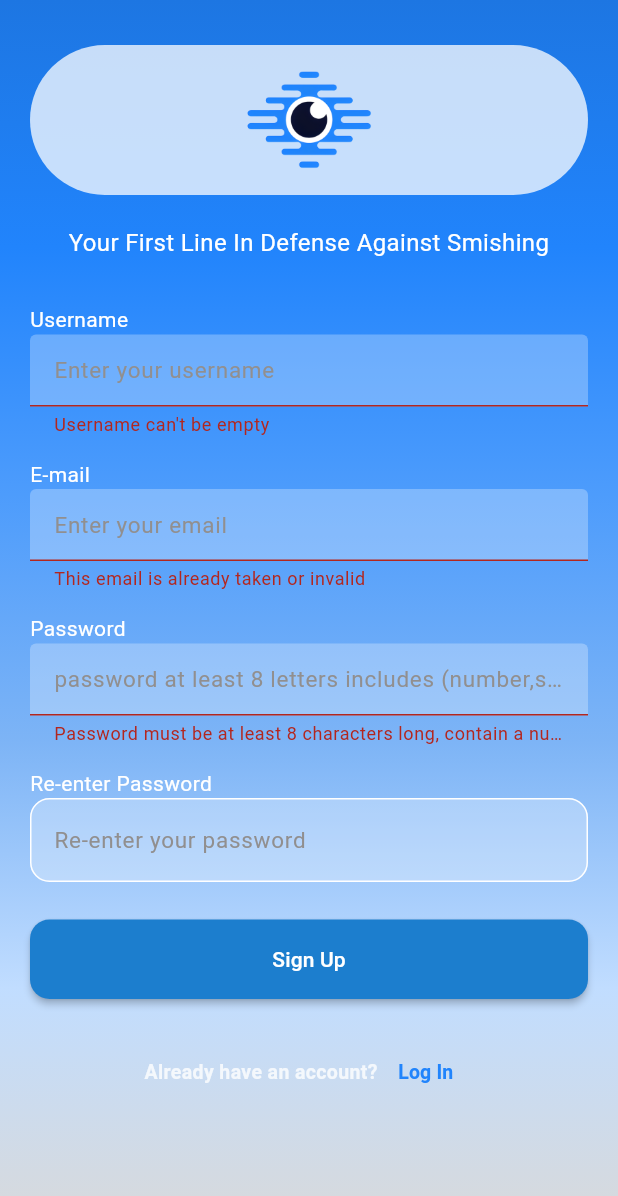
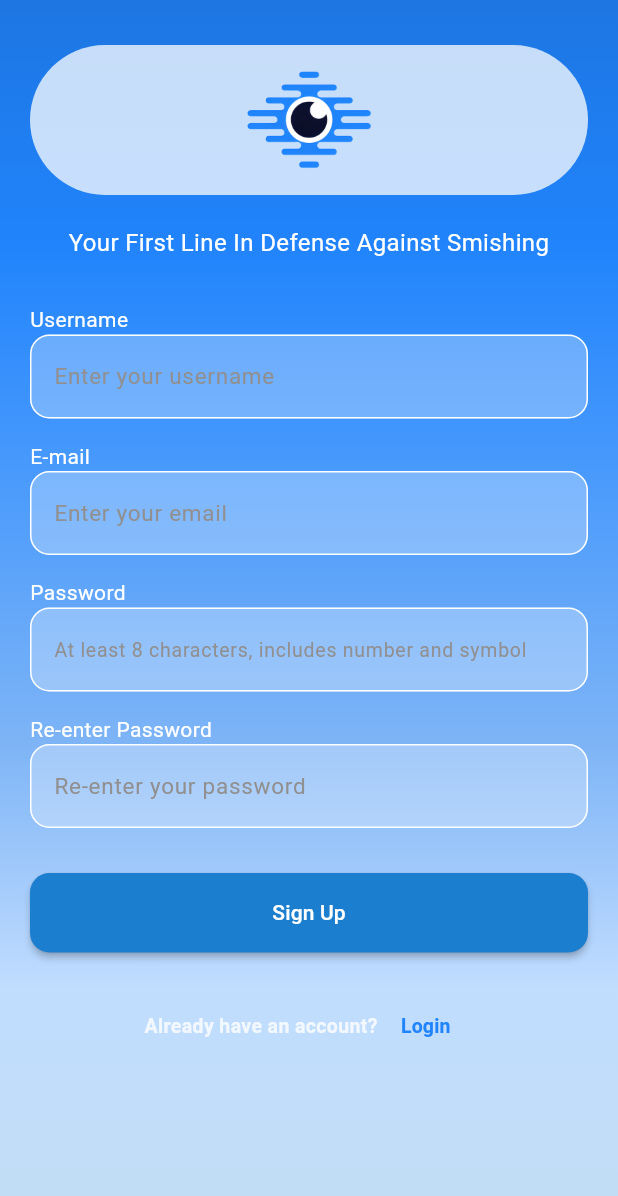
Before and after one commit to Salsheddi/2024-25_GP_7, a Flutter app: the SignUp screen opened directly, after a tap on "Sign Up", on a phone screen of 412 x 824 dp. Shown: the top 1196 px of the screen. Run offline on Flutter 3.47's test engine with Material 3 defaults, Android fonts, the phone set to English and light mode, and no system bars; our stand-ins replace cloud_firestore, curved_navigation_bar, firebase_auth, firebase_core, material_design_icons_flutter; accounts and stored records are empty.

Commit message:
log in and sign up latest modification

```diff
--- a/lib/Auth/SignUp.dart
+++ b/lib/Auth/SignUp.dart
@@ -30,6 +30,14 @@ class _SignUpState extends State<SignUp> {
 
   final _formKey = GlobalKey<FormState>();
 
+  // Track user interactions
+  bool hasUserInteractedWithUsername = false;
+  bool hasUserInteractedWithEmail = false;
+  bool hasUserInteractedWithPassword = false;
+  bool hasUserInteractedWithReenterPassword = false;
+
+  String emailErrorMessage = "";
+
   // Function to validate email
   bool isValidEmail(String email) {
     return RegExp(r'^[^@]+@[^@]+\.[^@]+').hasMatch(email);
@@ -48,76 +56,94 @@ class _SignUpState extends State<SignUp> {
     return regExp.hasMatch(password);
   }
 
-  // Function to show loading dialog
-  void _showLoadingDialog(BuildContext context) {
-    showDialog(
-      context: context,
-      barrierDismissible: false,
-      builder: (context) => Center(child: CircularProgressIndicator()),
-    );
-  }
-
-  void _signUp() async {
-    String username = usernameController.text.trim();
+  // Update validation status when typing
+  void updateValidation() {
+    setState(() {
       String email = emailController.text.trim();
       String password = passwordController.text.trim();
       String reenteredPassword = reenterPasswordController.text.trim();
 
-    // Validate form inputs
-    setState(() {
-      isUsernameValid = username.isNotEmpty;
-      isEmailValid = isValidEmail(email); // Validate format
+      if (hasUserInteractedWithUsername) {
+        isUsernameValid = usernameController.text.isNotEmpty;
+      }
+      if (hasUserInteractedWithPassword) {
         isPasswordValid = validatePasswordStructure(password);
+      }
+      if (hasUserInteractedWithReenterPassword) {
         isReenteredPasswordMatching = password == reenteredPassword;
+      }
+      if (hasUserInteractedWithEmail) {
+        isEmailValid = isValidEmail(email);
+        if (!isEmailValid && emailErrorMessage.isEmpty) {
+          emailErrorMessage = 'Please enter a valid email';
+        }
+      }
     });
-
-    // Check if any of the fields are invalid
-    if (!isUsernameValid ||
-        !isEmailValid ||
-        !isPasswordValid ||
-        !isReenteredPasswordMatching) {
-      return; // If there are validation issues, exit without trying to sign up
   }
 
-    try {
-      _showLoadingDialog(context);
-
-      // Check if the email is already in use via FirebaseAuth
-      List<String> signInMethods =
-          await _auth.fetchSignInMethodsForEmail(email);
-      if (signInMethods.isNotEmpty) {
-        // Email is already in use
-        setState(() {
-          isEmailValid = false; // Mark email as invalid
-        });
-        Navigator.pop(context); // Close the loading dialog
-        return;
+  // Loading dialog function
+  void showLoadingDialog() {
+    showDialog(
+      context: context,
+      barrierDismissible: false,
+      builder: (context) => Dialog(
+        backgroundColor: Colors.transparent,
+        child: Center(
+          child: CircularProgressIndicator(),
+        ),
+      ),
+    );
   }
 
-      // Proceed with user creation if email is valid and not in use
-      String hashedPassword = hashPassword(password);
-      UserCredential userCredential = await _auth
-          .createUserWithEmailAndPassword(email: email, password: password);
+  // Function to handle sign-up logic
+  Future<void> _signUp() async {
+  // Check if all fields are valid
+  if (usernameController.text.trim().isEmpty) {
+    setState(() {
+      isUsernameValid = false;
+    });
+    return; // Stop the signup process
+  } else {
+    setState(() {
+      isUsernameValid = true; // Username is valid if it is not empty
+    });
+  }
 
-      // Save user information in Firestore
+  if (isUsernameValid && isEmailValid && isPasswordValid && isReenteredPasswordMatching) {
+    showLoadingDialog(); // Show loading dialog when sign-up starts
+    try {
+      UserCredential userCredential = await _auth.createUserWithEmailAndPassword(
+        email: emailController.text.trim(),
+        password: passwordController.text.trim(),
+      );
+
       await _firestore.collection('users').doc(userCredential.user!.uid).set({
-        'uid': userCredential.user!.uid,
-        'username': username,
-        'email': email,
-        'password': hashedPassword,
+        'username': usernameController.text.trim(),
+        'email': emailController.text.trim(),
       });
 
       Navigator.pop(context); // Close the loading dialog
-      ScaffoldMessenger.of(context)
-          .showSnackBar(SnackBar(content: Text('Sign-up successful!')));
+      ScaffoldMessenger.of(context).showSnackBar(SnackBar(content: Text('Sign-up successful!')));
       Navigator.pushReplacement(
           context, MaterialPageRoute(builder: (context) => const Profile()));
-    } catch (e) {
-      Navigator.pop(context);
+    } on FirebaseAuthException catch (e) {
+      Navigator.pop(context); // Close the loading dialog
+      if (e.code == 'email-already-in-use') {
         setState(() {
-        // Handle other error cases (like general network issues)
-        isEmailValid = false; // Ensure red border for email field
+          isEmailValid = false;
+          emailErrorMessage = 'This email is already taken';
         });
+      } else if (e.code == 'invalid-email') {
+        setState(() {
+          isEmailValid = false;
+          emailErrorMessage = 'Please enter a valid email';
+        });
+      } else {
+        setState(() {
+          emailErrorMessage = 'An unknown error occurred';
+        });
+      }
+    }
   }
 }
 
@@ -135,7 +161,7 @@ class _SignUpState extends State<SignUp> {
               Color(0xFF4D9CFC),
               Color(0xFF7DB4F6),
               Color(0xFFC1DDFF),
-              Color(0xFFD9D9D9),
+              Color(0xFFC1DDF3),
             ],
           ),
         ),
@@ -144,7 +170,7 @@ class _SignUpState extends State<SignUp> {
           key: _formKey,
           child: ListView(
             children: [
-              SizedBox(height: 30), // padding above logo
+              SizedBox(height: 30),
               Container(
                 height: 100,
                 decoration: BoxDecoration(
@@ -174,15 +200,14 @@ class _SignUpState extends State<SignUp> {
                     color: Color.fromARGB(255, 145, 143, 143),
                     fontSize: 15,
                   ),
-                  errorText: isUsernameValid ? null : "Username can't be empty",
+                  errorText: hasUserInteractedWithUsername && !isUsernameValid
+                      ? "Username can't be empty"
+                      : null,
                   filled: true,
                   fillColor: Colors.white.withOpacity(0.28),
                   enabledBorder: OutlineInputBorder(
                     borderRadius: BorderRadius.circular(13.0),
-                    borderSide: BorderSide(
-                      color: Colors
-                          .white, // Set default enabled border color to white
-                    ),
+                    borderSide: BorderSide(color: Colors.white),
                   ),
                   focusedBorder: OutlineInputBorder(
                     borderRadius: BorderRadius.circular(13.0),
@@ -190,6 +215,10 @@ class _SignUpState extends State<SignUp> {
                         color: isUsernameValid ? Colors.white : Colors.red),
                   ),
                 ),
+                onChanged: (_) {
+                  hasUserInteractedWithUsername = true;
+                  updateValidation();
+                }, // Revalidate while typing
               ),
               SizedBox(height: 15),
 
@@ -203,27 +232,25 @@ class _SignUpState extends State<SignUp> {
                     color: Color.fromARGB(255, 145, 143, 143),
                     fontSize: 15,
                   ),
-                  errorText: isEmailValid
-                      ? null
-                      : "This email is already taken or invalid",
+                  errorText: hasUserInteractedWithEmail && !isEmailValid
+                      ? emailErrorMessage
+                      : null,
                   filled: true,
                   fillColor: Colors.white.withOpacity(0.28),
                   enabledBorder: OutlineInputBorder(
                     borderRadius: BorderRadius.circular(13.0),
-                    borderSide: BorderSide(
-                      color: Colors
-                          .white, // Set default enabled border color to white
-                    ),
+                    borderSide: BorderSide(color: Colors.white),
                   ),
                   focusedBorder: OutlineInputBorder(
                     borderRadius: BorderRadius.circular(13.0),
                     borderSide: BorderSide(
-                      color: isEmailValid
-                          ? Colors.white
-                          : Colors.red, // Red outline when email is invalid
+                        color: isEmailValid ? Colors.white : Colors.red),
                   ),
                 ),
-                ),
+                onChanged: (_) {
+                  hasUserInteractedWithEmail = true;
+                  updateValidation();
+                }, // Revalidate while typing
               ),
 
               SizedBox(height: 15),
@@ -233,36 +260,37 @@ class _SignUpState extends State<SignUp> {
               TextFormField(
                 controller: passwordController,
                 decoration: InputDecoration(
-                  hintText:
-                      'password at least 8 letters includes (number,special character)',
+                  hintText: 'At least 8 characters, includes number and symbol',
                   hintStyle: TextStyle(
                     color: Color.fromARGB(255, 145, 143, 143),
-                    fontSize: 15,
+                    fontSize: 13,
+                    overflow: TextOverflow.ellipsis,
                   ),
-                  errorText: isPasswordValid
-                      ? null
-                      : "Password must be at least 8 characters long, contain a number and a symbol",
+                  errorText: hasUserInteractedWithPassword && !isPasswordValid
+                      ? "8+ characters, must include number & symbol"
+                      : null,
                   filled: true,
                   fillColor: Colors.white.withOpacity(0.28),
                   enabledBorder: OutlineInputBorder(
                     borderRadius: BorderRadius.circular(13.0),
-                    borderSide: BorderSide(
-                      color: Colors
-                          .white, // Set default enabled border color to white
-                    ),
+                    borderSide: BorderSide(color: Colors.white),
                   ),
                   focusedBorder: OutlineInputBorder(
                     borderRadius: BorderRadius.circular(13.0),
                     borderSide: BorderSide(
-                      color: isPasswordValid ? Colors.white : Colors.red,
-                    ),
+                        color: isPasswordValid ? Colors.white : Colors.red),
                   ),
                 ),
                 obscureText: true,
+                onChanged: (_) {
+                  hasUserInteractedWithPassword = true;
+                  updateValidation();
+                }, // Revalidate while typing
               ),
+
               SizedBox(height: 15),
 
-              // Re-enter password field
+              // Re-enter Password field
               Text("Re-enter Password", style: TextStyle(color: Colors.white)),
               TextFormField(
                 controller: reenterPasswordController,
@@ -272,17 +300,15 @@ class _SignUpState extends State<SignUp> {
                     color: Color.fromARGB(255, 145, 143, 143),
                     fontSize: 15,
                   ),
-                  errorText: isReenteredPasswordMatching
-                      ? null
-                      : "Passwords do not match",
+                  errorText: hasUserInteractedWithReenterPassword &&
+                          !isReenteredPasswordMatching
+                      ? "Passwords do not match"
+                      : null,
                   filled: true,
                   fillColor: Colors.white.withOpacity(0.28),
                   enabledBorder: OutlineInputBorder(
                     borderRadius: BorderRadius.circular(13.0),
-                    borderSide: BorderSide(
-                      color: Colors
-                          .white, // Set default enabled border color to white
-                    ),
+                    borderSide: BorderSide(color: Colors.white),
                   ),
                   focusedBorder: OutlineInputBorder(
                     borderRadius: BorderRadius.circular(13.0),
@@ -293,8 +319,13 @@ class _SignUpState extends State<SignUp> {
                   ),
                 ),
                 obscureText: true,
+                onChanged: (_) {
+                  hasUserInteractedWithReenterPassword = true;
+                  updateValidation();
+                }, // Revalidate while typing
               ),
-              SizedBox(height: 25),
+
+              SizedBox(height: 30),
 
                             // Sign up button
               MaterialButton(
@@ -331,17 +362,16 @@ class _SignUpState extends State<SignUp> {
                               builder: (context) => const LogIn()));
                     },
                     child: Text(
-                      'Log In',
+                      'Login',
                       style: TextStyle(
+                        fontWeight: FontWeight.bold,
                         color: Color(0xFF2184FC),
-                        fontWeight: FontWeight.bold,
                         fontSize: 13,
                       ),
                     ),
                   ),
                 ],
               ),
-              SizedBox(height: 15),
             ],
           ),
         ),
```
Also changed, not shown: lib/Auth/LogIn.dart (+80 -56 lines). Lines whose indentation alone changed are shown as unchanged.
